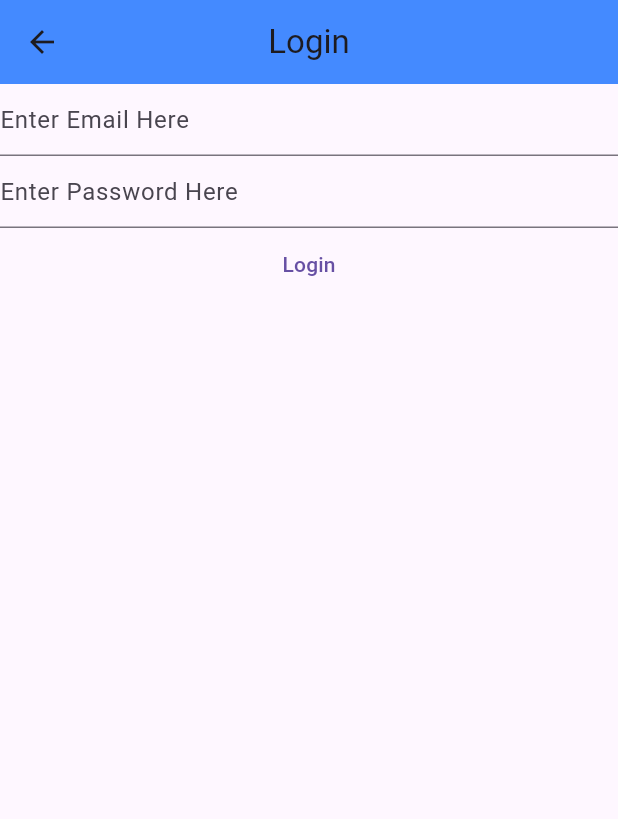
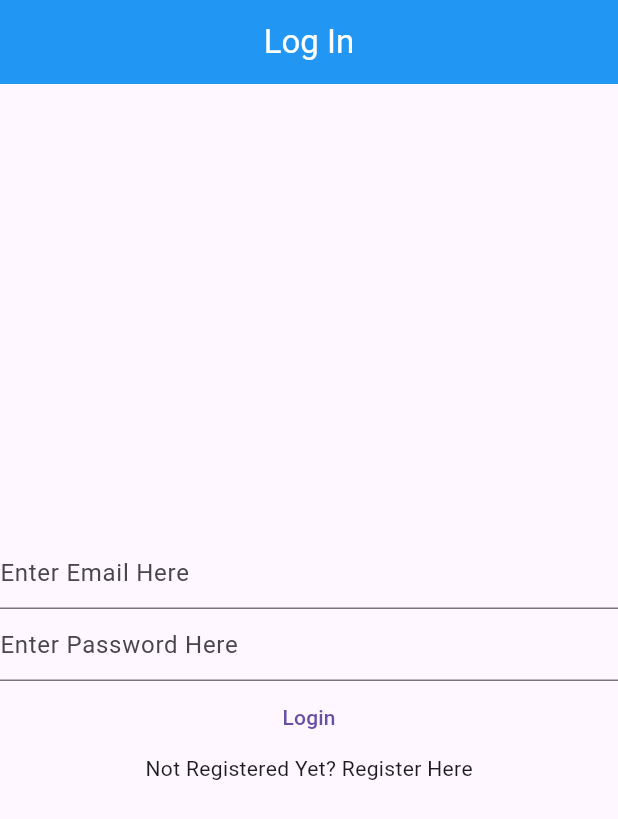
Before and after one commit to Danger1987/My-Notes, a Flutter app: the LoginPage screen opened directly, on a phone screen of 412 x 824 dp. Shown: the top 819 px of the screen. Run offline on Flutter 3.47's test engine with Material 3 defaults, Android fonts, the phone set to English and light mode, and no system bars; our stand-ins replace firebase_auth, firebase_core, get; accounts and stored records are empty.

Commit message:
Second commit

```diff
--- /dev/null
+++ b/lib/bindings/splash_binding.dart
@@ -0,0 +1,9 @@
+import 'package:get/get.dart';
+import 'package:my_notes/controllers/splash_controller.dart';
+
+class SplashBinding extends Bindings {
+  @override
+  void dependencies() {
+    Get.lazyPut<SplashController>(() => SplashController());
+  }
+}
--- /dev/null
+++ b/lib/components/constants.dart
@@ -0,0 +1,4 @@
+import 'package:firebase_auth/firebase_auth.dart';
+
+final firebase = FirebaseAuth.instance;
+final user = firebase.currentUser;
--- /dev/null
+++ b/lib/page_routes/get_pages.dart
@@ -0,0 +1,38 @@
+import 'package:get/get.dart';
+import 'package:my_notes/bindings/login_binding.dart';
+import 'package:my_notes/bindings/register_binding.dart';
+import 'package:my_notes/bindings/splash_binding.dart';
+import 'package:my_notes/bindings/email_verification_binding.dart';
+import 'package:my_notes/page_routes/page_routes.dart';
+import 'package:my_notes/pages/login_page.dart';
+import 'package:my_notes/pages/register_page.dart';
+import 'package:my_notes/pages/splash_page.dart';
+import 'package:my_notes/pages/email_verification_page.dart';
+
+final pages = [
+  GetPage(
+    name: Routes.login,
+    page: () => const LoginPage(),
+    binding: LoginBinding(),
+    transition: Transition.noTransition,
+  ),
+  GetPage(
+    name: Routes.register,
+    page: () => const RegisterPage(),
+    binding: RegisterBinding(),
+    transition: Transition.noTransition,
+  ),
+  GetPage(
+    name: Routes.splash,
+    page: () => const SplashPage(),
+    binding: SplashBinding(),
+    transition: Transition.noTransition,
+  ),
+  GetPage(
+    name: Routes.verification,
+    page: () => const EmailVerificationPage(),
+    binding: EmailVerificationBinding(),
+    transition: Transition.noTransition,
+  )
+  // Add more GetPage definitions as needed
+];
--- /dev/null
+++ b/lib/page_routes/page_routes.dart
@@ -0,0 +1,9 @@
+class Routes {
+  static const String splash = '/';
+  static const String login = '/login';
+  static const String register = '/register';
+  static const String home = '/home';
+  static const String settings = '/settings';
+  static const String verification = '/verification';
+// Add more routes as needed
+}
--- a/lib/pages/login_page.dart
+++ b/lib/pages/login_page.dart
@@ -1,95 +1,50 @@
-import 'package:firebase_auth/firebase_auth.dart';
-import 'package:firebase_core/firebase_core.dart';
 import 'package:flutter/material.dart';
-import 'package:my_notes/firebase_options.dart';
+import 'package:get/get.dart';
+import 'package:my_notes/controllers/login_controller.dart';
+import 'package:my_notes/page_routes/page_routes.dart';
 
-class LoginPage extends StatefulWidget {
+class LoginPage extends GetView<LoginController> {
   const LoginPage({super.key});
-
-  @override
-  State<LoginPage> createState() => _LoginPageState();
-}
-
-class _LoginPageState extends State<LoginPage> {
-  late final TextEditingController _email;
-  late final TextEditingController _password;
-
-  @override
-  void initState() {
-    _email = TextEditingController();
-    _password = TextEditingController();
-    super.initState();
-  }
-
-  @override
-  void dispose() {
-    _email.dispose();
-    _password.dispose();
-    super.dispose();
-  }
 
   @override
   Widget build(BuildContext context) {
     return Scaffold(
       appBar: AppBar(
-        backgroundColor: Colors.blueAccent,
         centerTitle: true,
-        title: const Text('Login'),
+        title: const Text('Log In', style: TextStyle(
+          color: Colors.white
+        ),),
+        backgroundColor: Colors.blue,
       ),
-      body: FutureBuilder(
-        future: Firebase.initializeApp(
-          options: DefaultFirebaseOptions.currentPlatform,
-        ),
-        builder: (context, snapshot) {
-          switch (snapshot.connectionState) {
-            case ConnectionState.done:
-              final firebase = FirebaseAuth.instance;
-              return Column(
+      body: Column(
+        mainAxisAlignment: MainAxisAlignment.center,
         children: [
           TextField(
-                    controller: _email,
+            controller: controller.emailController,
             keyboardType: TextInputType.emailAddress,
             autocorrect: false,
-                    decoration:
-                        const InputDecoration(hintText: 'Enter Email Here'),
+            decoration: const InputDecoration(hintText: 'Enter Email Here'),
           ),
           TextField(
-                    controller: _password,
+            controller: controller.passwordController,
             obscureText: true,
             enableSuggestions: false,
             autocorrect: false,
-                    decoration:
-                        const InputDecoration(hintText: 'Enter Password Here'),
+            decoration: const InputDecoration(hintText: 'Enter Password Here'),
           ),
           TextButton(
-                    onPressed: () async {
-                      final email = _email.text;
-                      final password = _password.text;
-
-                      try {
-                        final userCredentials =
-                        await firebase.signInWithEmailAndPassword(
-                          email: email,
-                          password: password,
-                        );
-                      } on FirebaseAuthException catch (e) {
-                        if (e.code == 'invalid-credential') {
-                          print('Invalid Credentials');
-                        } else {
-                        print(e.code);
-                        }
-                      }
+            onPressed: () {
+              controller.logIn();
             },
             child: const Text('Login'),
           ),
+          GestureDetector(
+            onTap: () {
+              Get.offAndToNamed(Routes.register);
+            },
+            child: const Text('Not Registered Yet? Register Here'),
+          ),
         ],
-              );
-            default:
-              return const Center(
-                child: CircularProgressIndicator(),
-              );
-          }
-        },
       ),
     );
   }
--- a/pubspec.yaml
+++ b/pubspec.yaml
@@ -38,6 +38,7 @@ dependencies:
   firebase: ^9.0.3
   firebase_core: ^3.6.0
   firebase_auth: ^5.3.1
+  get: ^4.6.6
 
 dev_dependencies:
   flutter_test:
```
Also changed, not shown: lib/bindings/email_verification_binding.dart (added, +9 -0 lines), lib/bindings/login_binding.dart (added, +9 -0 lines), lib/bindings/register_binding.dart (added, +9 -0 lines), lib/controllers/email_verification_controller.dart (added, +8 -0 lines), lib/controllers/login_controller.dart (added, +46 -0 lines), lib/controllers/register_controller.dart (added, +43 -0 lines), lib/controllers/splash_controller.dart (added, +25 -0 lines), lib/main.dart (+12 -42 lines), lib/pages/email_verification_page.dart (added, +33 -0 lines), lib/pages/register_page.dart (+21 -69 lines), lib/pages/splash_page.dart (added, +19 -0 lines), pubspec.lock. Lines whose indentation alone changed are shown as unchanged.
